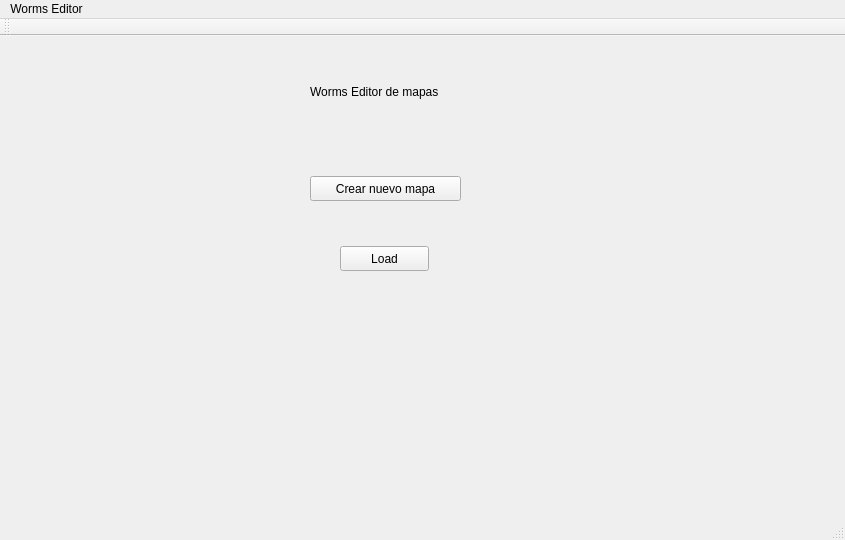
Old version of the form Editor/TPWorms/mainwindow.ui in the repository fedefunes96/worms.
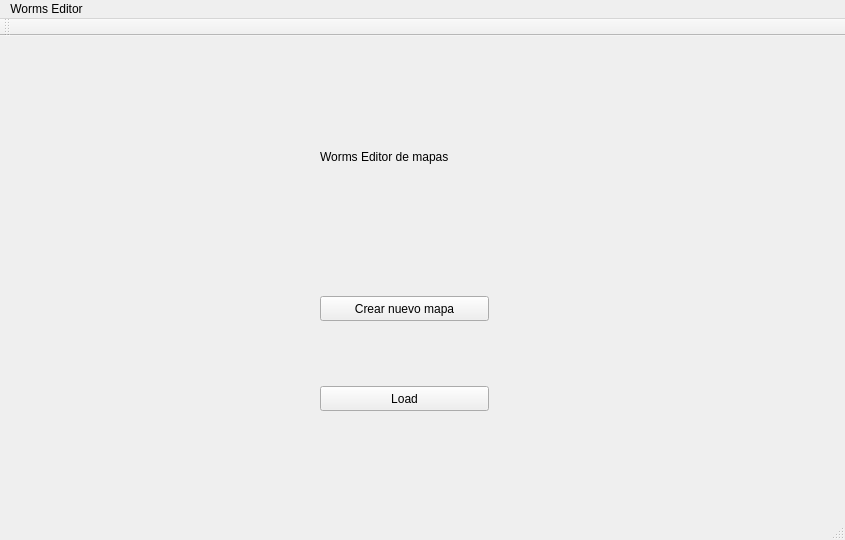
New version of the form.

Patch:
```diff
--- a/Editor/TPWorms/mainwindow.ui
+++ b/Editor/TPWorms/mainwindow.ui
@@ -14,38 +14,12 @@
    <string>MainWindow</string>
   </property>
   <widget class="QWidget" name="centralWidget">
-   <widget class="QLabel" name="label">
-    <property name="geometry">
-     <rect>
-      <x>310</x>
-      <y>20</y>
-      <width>171</width>
-      <height>71</height>
-     </rect>
-    </property>
-    <property name="text">
-     <string>Worms Editor de mapas</string>
-    </property>
-   </widget>
-   <widget class="QPushButton" name="pushButton">
-    <property name="geometry">
-     <rect>
-      <x>310</x>
-      <y>140</y>
-      <width>151</width>
-      <height>25</height>
-     </rect>
-    </property>
-    <property name="text">
-     <string>Crear nuevo mapa</string>
-    </property>
-   </widget>
    <widget class="QPushButton" name="load">
     <property name="geometry">
      <rect>
-      <x>340</x>
-      <y>210</y>
-      <width>89</width>
+      <x>320</x>
+      <y>350</y>
+      <width>169</width>
       <height>25</height>
      </rect>
     </property>
@@ -53,6 +27,35 @@
      <string>Load</string>
     </property>
    </widget>
+   <widget class="QPushButton" name="pushButton">
+    <property name="geometry">
+     <rect>
+      <x>320</x>
+      <y>260</y>
+      <width>169</width>
+      <height>25</height>
+     </rect>
+    </property>
+    <property name="text">
+     <string>Crear nuevo mapa</string>
+    </property>
+   </widget>
+   <widget class="QLabel" name="label">
+    <property name="geometry">
+     <rect>
+      <x>320</x>
+      <y>10</y>
+      <width>169</width>
+      <height>221</height>
+     </rect>
+    </property>
+    <property name="text">
+     <string>Worms Editor de mapas</string>
+    </property>
+    <property name="scaledContents">
+     <bool>true</bool>
+    </property>
+   </widget>
   </widget>
   <widget class="QMenuBar" name="menuBar">
    <property name="geometry">
```
